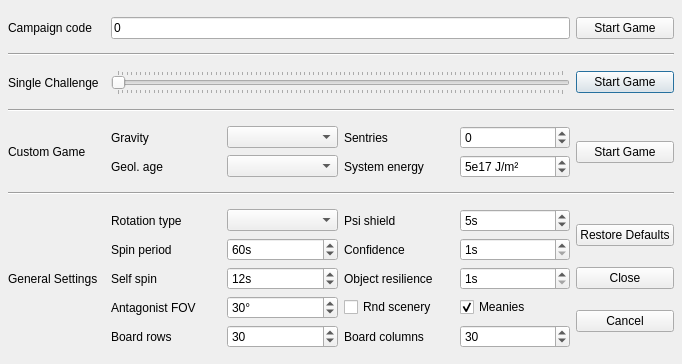
First picture: the form in sentinel/src/ui/dialog_setup_game.ui, repository kochsoft/free_sentinel_gl, before the edit.
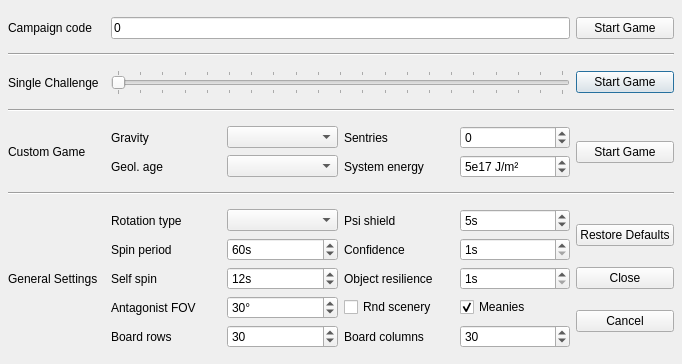
Second picture: the form after the edit.

```diff
--- a/sentinel/src/ui/dialog_setup_game.ui
+++ b/sentinel/src/ui/dialog_setup_game.ui
@@ -99,7 +99,7 @@
     <item row="3" column="3">
      <widget class="QSlider" name="horizontalSlider_challenge">
       <property name="maximum">
-       <number>9999</number>
+       <number>1999</number>
       </property>
       <property name="orientation">
        <enum>Qt::Horizontal</enum>
```
